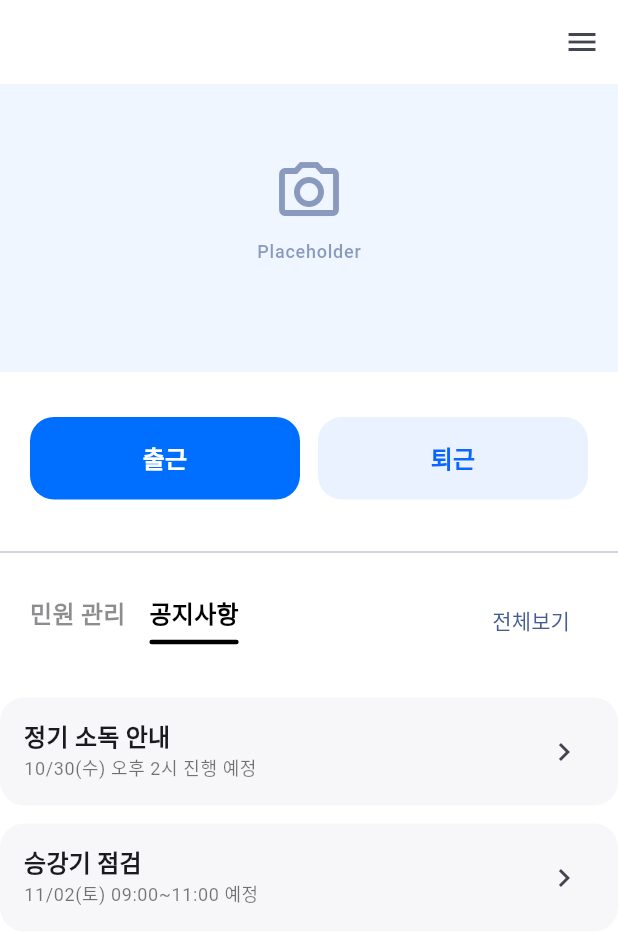
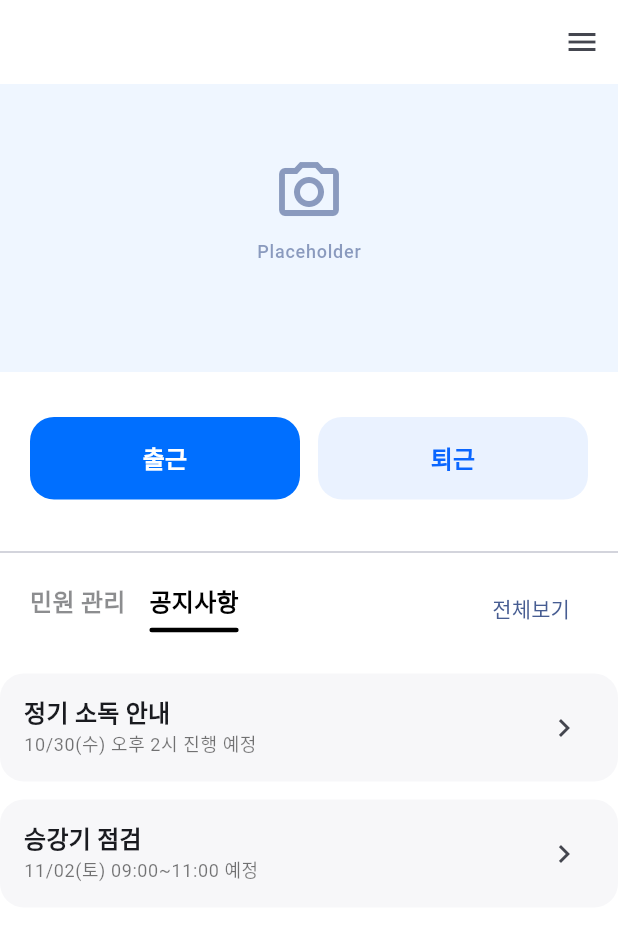
Before and after one commit to vibeforge12/building-manage-front, a Flutter app: the ManagerDashboardScreen screen opened by its route, after a tap on "공지사항", on a phone screen of 412 x 824 dp. Shown: the top 945 px of the screen. Run offline on Flutter 3.47's test engine with Material 3 defaults, Android fonts, the phone set to English and light mode, and no system bars; our stand-ins replace cached_network_image, dio, equatable, firebase_core, flutter_dotenv, flutter_riverpod and 5 more; accounts and stored records are empty; network calls fail.

Commit message:
refactor: Manager 대시보드 민원 목록 표시 개선
- 동/호수 포맷 개선: '1011003' → '101동 1003호 홍길동' 형식으로 변경
- 탭바와 리스트 간격 축소: vertical padding 16 → 8로 조정
- 더 명확한 주소 표시로 UX 향상

🤖 Generated with [Claude Code](https://claude.com/claude-code)

Co-Authored-By: Claude <noreply@anthropic.com>

```diff
--- a/lib/modules/manager/presentation/screens/manager_dashboard_screen.dart
+++ b/lib/modules/manager/presentation/screens/manager_dashboard_screen.dart
@@ -161,7 +161,7 @@ class _ManagerDashboardScreenState extends ConsumerState<ManagerDashboardScreen>
               crossAxisAlignment: CrossAxisAlignment.start,
               children: [
                 Padding(
-                  padding: const EdgeInsets.symmetric(horizontal: 20, vertical: 16),
+                  padding: const EdgeInsets.symmetric(horizontal: 20, vertical: 8),
                   child: _DashboardTabs(
                     index: _tabIndex,
                     onChanged: (i) => setState(() => _tabIndex = i),
@@ -212,7 +212,7 @@ class _ManagerDashboardScreenState extends ConsumerState<ManagerDashboardScreen>
                       final residentName = resident?['name'] as String? ?? '거주자명';
                       final dong = resident?['dong'] as String? ?? '';
                       final hosu = resident?['hosu'] as String? ?? '';
-                      final subtitle = '$dong$hosu $residentName'.trim();
+                      final subtitle = '${dong}동 $hosu호 $residentName'.trim();
 
                       return _ComplaintTile(
                         title: title,
```
